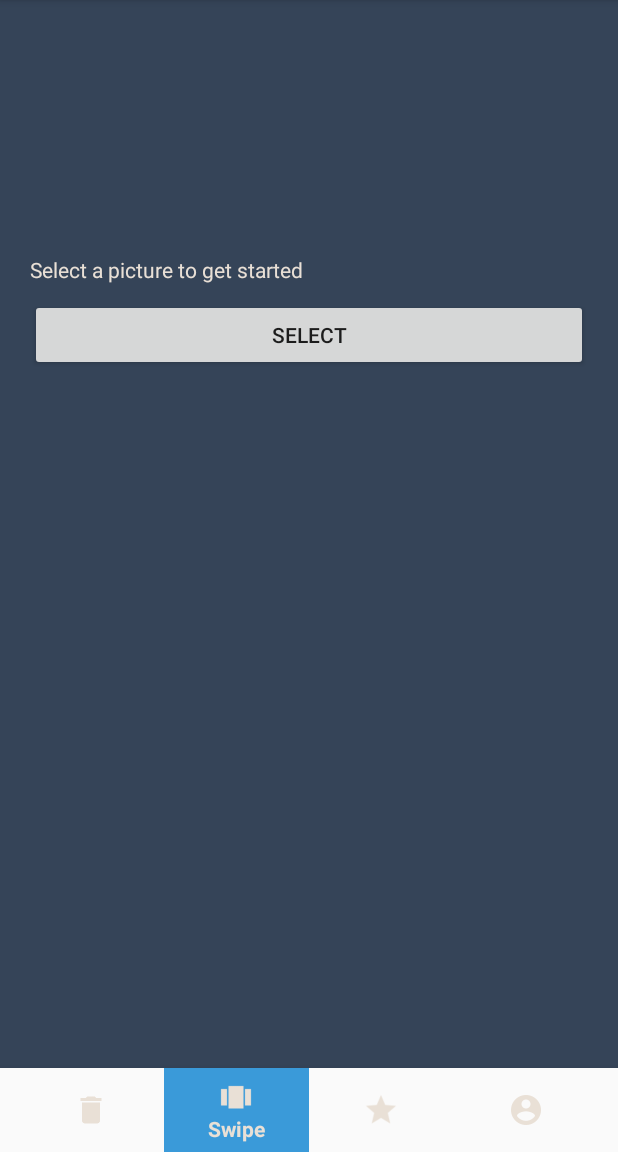
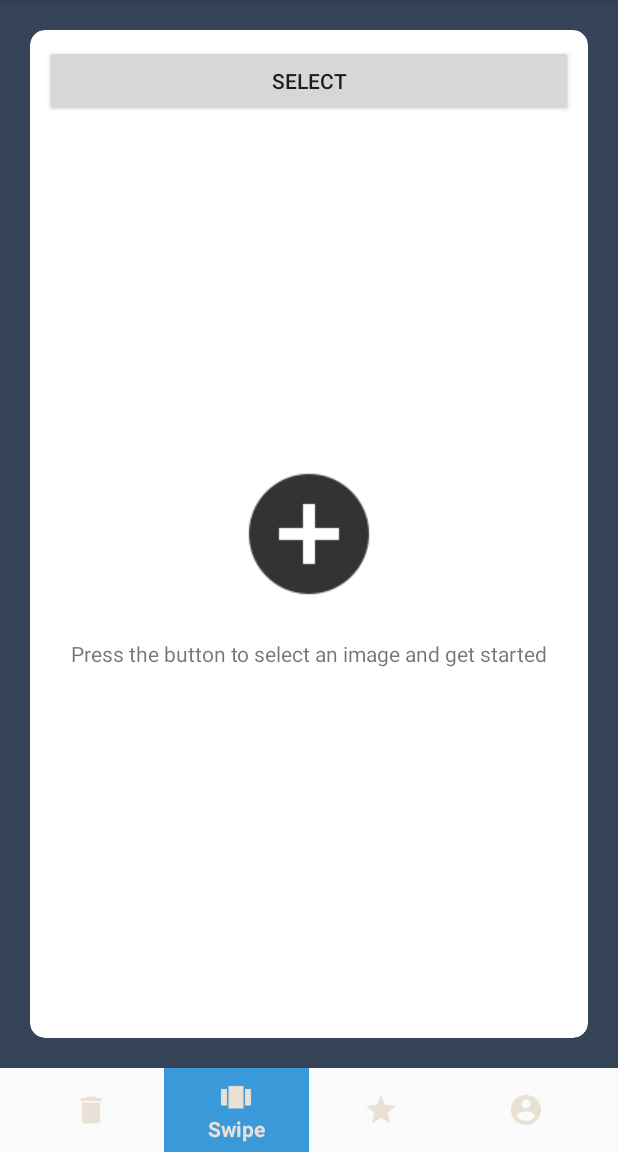
Before and after one commit to SandervWickeren/PictureSwipe, an Android app: the screen it shows after launch (MainActivity), on a phone screen of 412 x 824 dp, the part 84-1236 px from its top. Run offline under Robolectric (Android 15) with nearby library versions, the phone set to English and light mode, and no system bars.

Commit message:
New swipe setup design mockup

```diff
--- a/app/src/main/java/com/example/sander/pictureswipe/SwipeFragment.java
+++ b/app/src/main/java/com/example/sander/pictureswipe/SwipeFragment.java
@@ -232,13 +232,11 @@ public class SwipeFragment extends Fragment implements View.OnClickListener {
             overlayIcon.setImageDrawable(ContextCompat.getDrawable(getActivity(), R.drawable.ic_check_black_24dp));
             overlayIcon.setColorFilter(Color.parseColor(baseColorNext));
             alpha = (float)(Math.pow(150, (progress - 0.05)) / 50);
-            System.out.println(alpha);
 
         } else if (progress < -0.05) {
             overlayIcon.setImageDrawable(ContextCompat.getDrawable(getActivity(), R.drawable.ic_delete_black_24dp));
             overlayIcon.setColorFilter(Color.parseColor(baseColorBin));
             alpha = (float)(Math.pow(150, (-1 * progress + 0.05)) / 50);
-            System.out.println(alpha);
 
         } else {
             alpha = 0;
--- a/app/src/main/java/com/example/sander/pictureswipe/SwipeSetupFragment.java
+++ b/app/src/main/java/com/example/sander/pictureswipe/SwipeSetupFragment.java
@@ -12,6 +12,7 @@ import android.view.LayoutInflater;
 import android.view.View;
 import android.view.ViewGroup;
 import android.widget.Button;
+import android.widget.ImageView;
 import android.widget.TextView;
 import android.widget.Toast;
 
@@ -37,6 +38,8 @@ public class SwipeSetupFragment extends Fragment implements View.OnClickListener
 
         Button select = view.findViewById(R.id.select);
         select.setOnClickListener(this);
+        ImageView selectAlbum = view.findViewById(R.id.addAlbum);
+        selectAlbum.setOnClickListener(this);
 
         return view;
     }
@@ -78,7 +81,9 @@ public class SwipeSetupFragment extends Fragment implements View.OnClickListener
     public void onClick(View view) {
         switch (view.getId()) {
             case R.id.select:
-                Toast.makeText(getActivity(), "Yes", Toast.LENGTH_SHORT).show();
+                selectGalleryImage(view);
+                break;
+            case R.id.addAlbum:
                 selectGalleryImage(view);
                 break;
         }
--- a/app/src/main/res/layout/fragment_swipe_setup.xml
+++ b/app/src/main/res/layout/fragment_swipe_setup.xml
@@ -1,5 +1,6 @@
 <LinearLayout xmlns:android="http://schemas.android.com/apk/res/android"
     xmlns:tools="http://schemas.android.com/tools"
+    xmlns:select_album="http://schemas.android.com/apk/res-auto"
     android:layout_width="match_parent"
     android:layout_height="match_parent"
     android:orientation="vertical"
@@ -7,20 +8,38 @@
     android:background="@color/colorDarkBackground"
     tools:context="com.example.sander.pictureswipe.SwipeSetupFragment">
 
+    <android.support.v7.widget.CardView
+        android:id="@+id/selectAlbum"
+        android:layout_width="match_parent"
+        android:layout_height="match_parent"
+        android:elevation="100dp"
+        select_album:cardCornerRadius="10dp"
+        select_album:contentPadding="10dp">
+
+        <ImageView
+            android:id="@+id/addAlbum"
+            android:layout_width="wrap_content"
+            android:layout_height="wrap_content"
+            android:layout_gravity="center_horizontal|center_vertical"
+            android:src="@drawable/ic_add_circle_black_24dp"
+            android:alpha="0.8"/>
+
         <TextView
-        android:layout_width="match_parent"
+            android:id="@+id/addAlbumInfo"
+            android:layout_width="wrap_content"
             android:layout_height="wrap_content"
-        android:layout_marginTop="150dp"
-        android:layout_marginBottom="10dp"
-        android:textColor="@color/colorLight"
-        android:text="Select a picture to get started" />
+            android:layout_marginTop="80dp"
+            android:layout_gravity="center"
+            android:text="Press the button to select an image and get started" />
 
         <Button
                 android:id="@+id/select"
                 android:layout_width="match_parent"
                 android:layout_height="wrap_content"
-        android:layout_marginBottom="10dp"
                 android:text="Select" />
 
 
+    </android.support.v7.widget.CardView>
+
+
 </LinearLayout>
```
Also changed, not shown: app/src/main/res/drawable/ic_add_circle_black_24dp.png (added). Lines whose indentation alone changed are shown as unchanged.
